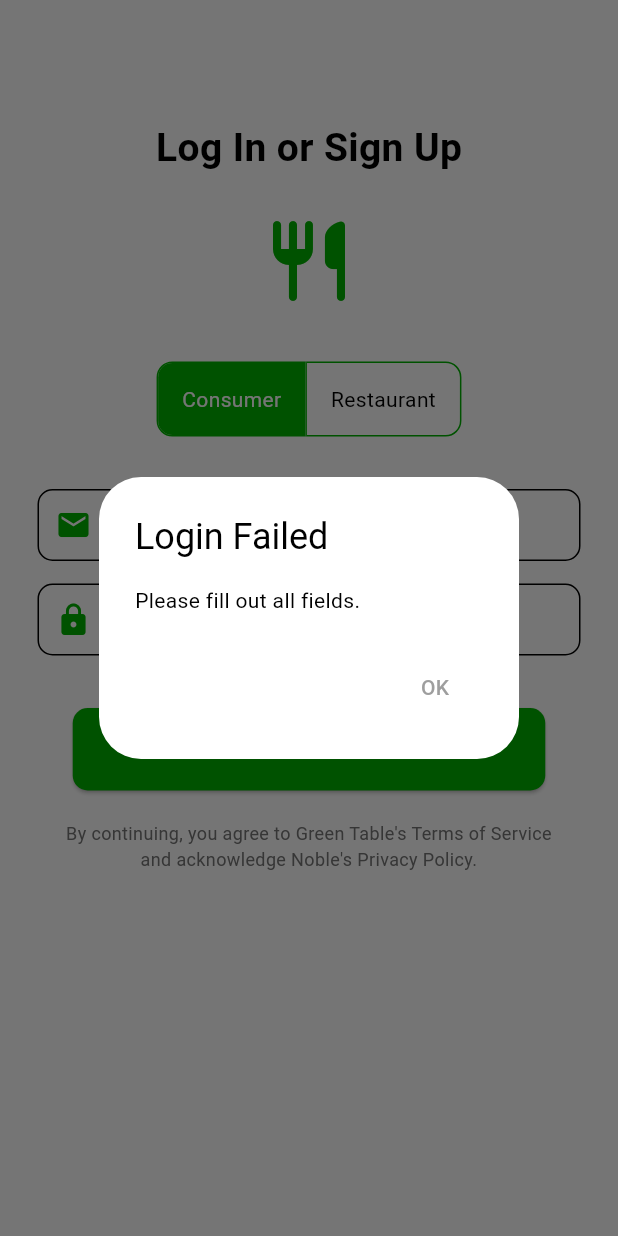
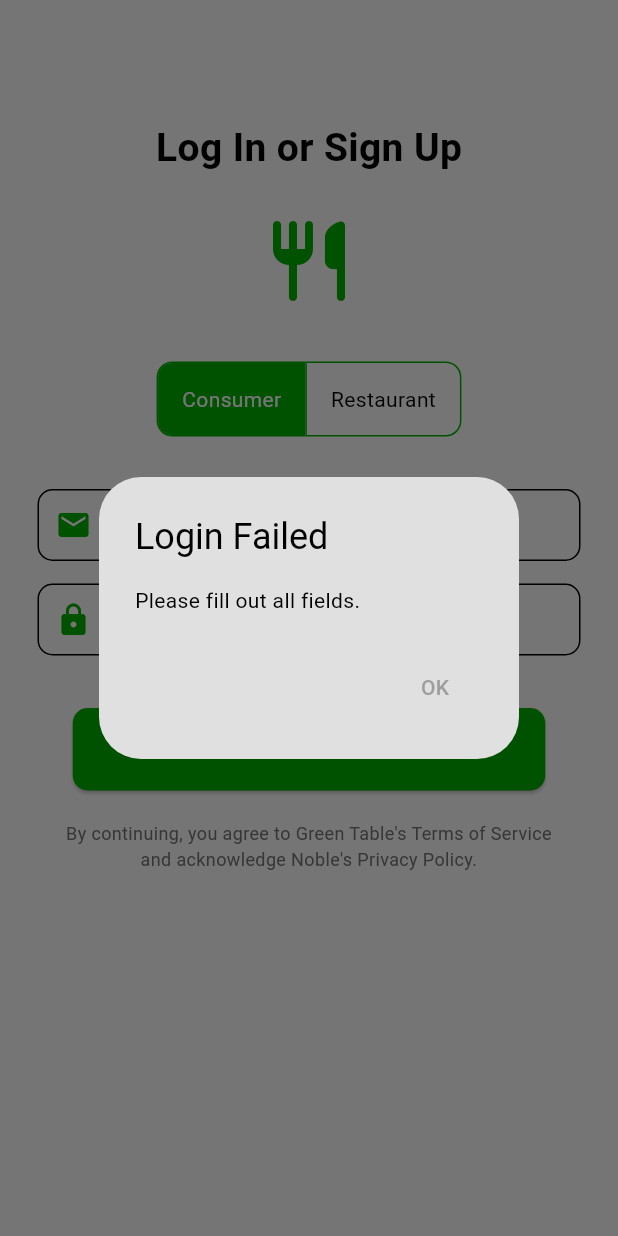
Before and after one commit to Ishan-Hegde/Green-Table, a Flutter app: the screen it shows after launch, after a tap on "Continue", on a phone screen of 412 x 824 dp. Run offline on Flutter 3.47's test engine with Material 3 defaults, Android fonts, the light colour scheme and no system bars; our stand-ins replace google_maps_flutter, shared_preferences.

Commit message:
technical errors fixed, next task fix MAP

```diff
--- a/lib/themes/dark_mode.dart
+++ b/lib/themes/dark_mode.dart
@@ -2,7 +2,7 @@ import 'package:flutter/material.dart';
 
 ThemeData darkMode = ThemeData(
   colorScheme: ColorScheme.dark(
-    background: const Color.fromARGB(255, 20, 20, 20),
+    surface: const Color.fromARGB(255, 20, 20, 20),
     primary: const Color.fromARGB(255, 122, 122, 122),
     secondary: const Color.fromARGB(255, 30, 30, 30),
     tertiary: const Color.fromARGB(255, 47, 47, 47),
--- a/lib/themes/light_mode.dart
+++ b/lib/themes/light_mode.dart
@@ -2,7 +2,7 @@ import 'package:flutter/material.dart';
 
 ThemeData lightMode = ThemeData(
   colorScheme: ColorScheme.light(
-    background: Colors.grey.shade300,
+    surface: Colors.grey.shade300,
     primary: Colors.grey.shade500,
     secondary: Colors.grey.shade100,
     tertiary: Colors.white,
--- a/pubspec.yaml
+++ b/pubspec.yaml
@@ -28,7 +28,7 @@ environment:
 # the latest version available on pub.dev. To see which dependencies have newer
 # versions available, run `flutter pub outdated`.
 dependencies:
-  http: ^0.13.4
+  http: ^1.2.2
   shared_preferences: ^2.0.15
   google_maps_flutter: ^2.1.1
   flutter:
@@ -49,7 +49,7 @@ dev_dependencies:
   # activated in the `analysis_options.yaml` file located at the root of your
   # package. See that file for information about deactivating specific lint
   # rules and activating additional ones.
-  flutter_lints: ^2.0.0
+  flutter_lints: ^5.0.0
 
 # For information on the generic Dart part of this file, see the
 # following page: https://dart.dev/tools/pub/pubspec
```
Also changed, not shown: pubspec.lock, 1 other file.
